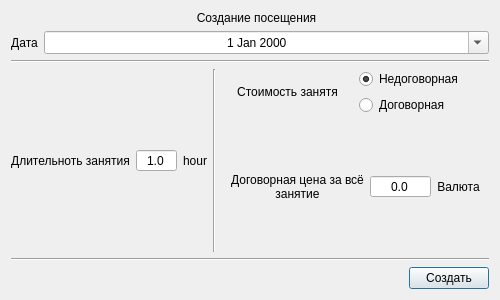
Old version of the form ui_templates/dialogs/create_visit.ui in the repository IliaSuponeff/StudentsAccounting.
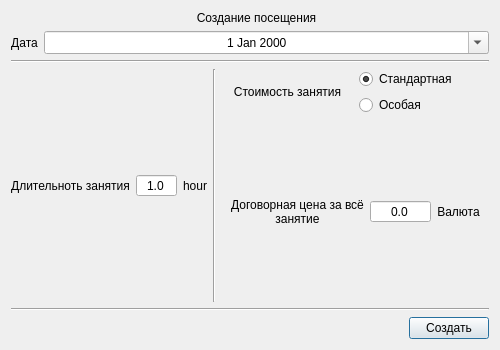
New version of the form.

Diff of the .ui file:
```diff
--- a/ui_templates/dialogs/create_visit.ui
+++ b/ui_templates/dialogs/create_visit.ui
@@ -7,19 +7,19 @@
     <x>0</x>
     <y>0</y>
     <width>500</width>
-    <height>300</height>
+    <height>350</height>
    </rect>
   </property>
   <property name="minimumSize">
    <size>
     <width>500</width>
-    <height>240</height>
+    <height>350</height>
    </size>
   </property>
   <property name="maximumSize">
    <size>
     <width>500</width>
-    <height>300</height>
+    <height>350</height>
    </size>
   </property>
   <property name="windowTitle">
@@ -194,7 +194,7 @@
          <item>
           <widget class="QLabel" name="info_lbl_5">
            <property name="text">
-            <string>Стоимость занятя</string>
+            <string>Стоимость занятия</string>
            </property>
            <property name="alignment">
             <set>Qt::AlignCenter</set>
@@ -209,7 +209,7 @@
            <item>
             <widget class="QRadioButton" name="unspecial_rbtn">
              <property name="text">
-              <string>Недоговорная</string>
+              <string>Стандартная</string>
              </property>
              <property name="checked">
               <bool>true</bool>
@@ -219,7 +219,7 @@
            <item>
             <widget class="QRadioButton" name="special_rbtn">
              <property name="text">
-              <string>Договорная</string>
+              <string>Особая</string>
              </property>
              <property name="iconSize">
               <size>
```
